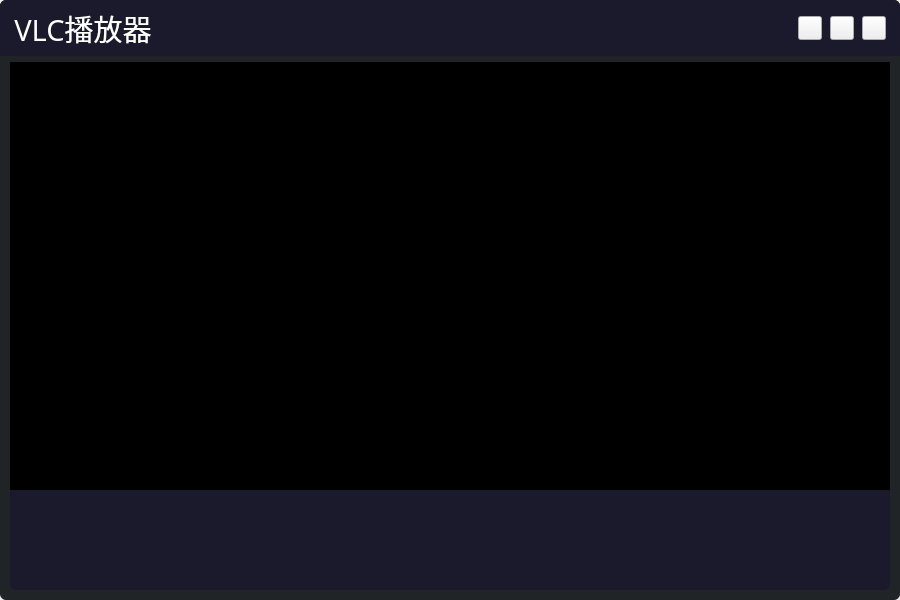
Before: the Qt Designer form vlcPlayer/vlcPlayer/vlcPlayer.ui in KikyoShaw/vlcPlayer, drawn with Qt 5.
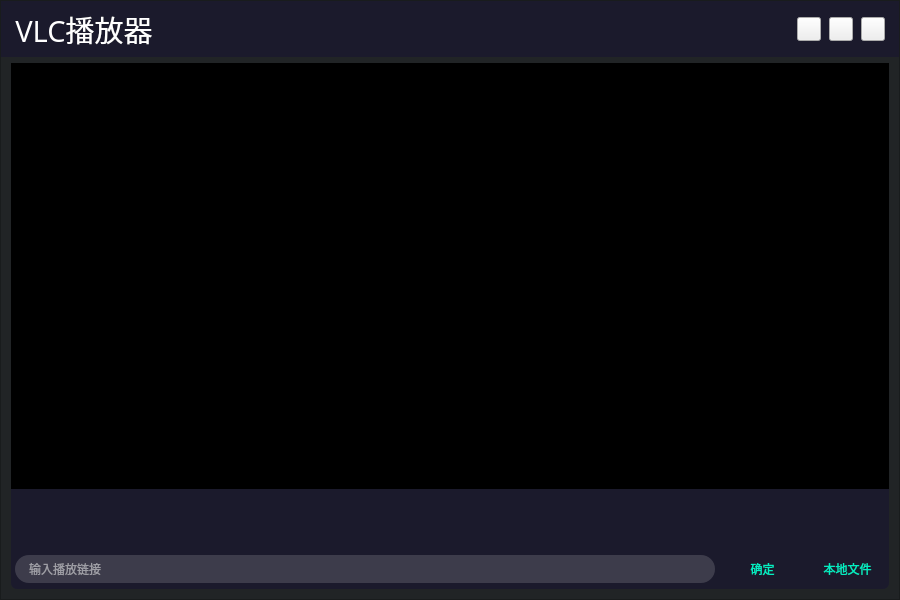
After: the same form once the commit is applied. Icons and pictures are not drawn. Custom widgets are drawn as their Qt base class.

Commit message: 接入vlc实现视频播放功能

```diff
--- a/vlcPlayer/vlcPlayer/vlcPlayer.ui
+++ b/vlcPlayer/vlcPlayer/vlcPlayer.ui
@@ -35,7 +35,6 @@
       <string notr="true">#frame
 {
 	background: #212426;
-	border-radius:6px;
 }</string>
      </property>
      <property name="frameShape">
@@ -75,8 +74,6 @@
          <string notr="true">#widget_top
 {
 	background-color: #1B1A2C;
-	border-top-left-radius:6px;
-	border-top-right-radius:6px;
 }</string>
         </property>
         <layout class="QHBoxLayout" name="horizontalLayout">
@@ -350,11 +347,7 @@
       <item>
        <widget class="QWidget" name="widget_video" native="true">
         <property name="styleSheet">
-         <string notr="true">#widget_video
-{
-	border-bottom-left-radius:6px;
-	border-bottom-right-radius:6px;
-}</string>
+         <string notr="true"/>
         </property>
         <layout class="QVBoxLayout" name="verticalLayout_3">
          <property name="spacing">
@@ -425,86 +418,129 @@
               <property name="minimumSize">
                <size>
                 <width>0</width>
-                <height>50</height>
+                <height>60</height>
                </size>
               </property>
               <property name="maximumSize">
                <size>
                 <width>16777215</width>
-                <height>50</height>
+                <height>60</height>
                </size>
               </property>
-              <layout class="QHBoxLayout" name="horizontalLayout_5">
+             </widget>
+            </item>
+            <item>
+             <widget class="QWidget" name="widget_title_main" native="true">
+              <property name="styleSheet">
+               <string notr="true">QPushButton
+{
+	border:none;
+	background-color:transparent;
+	font-size: 12px;
+	font-family: 微软雅黑;
+	color: #01EEC3;
+}
+
+QPushButton:hover
+{
+	border-radius:10px;
+	background-color: rgba(255, 255, 255, 0.2);
+	font-size: 12px;
+	font-family: 微软雅黑;
+	color: #01EEC3;
+}</string>
+              </property>
+              <layout class="QHBoxLayout" name="horizontalLayout_2">
                <property name="spacing">
-                <number>0</number>
+                <number>10</number>
                </property>
                <property name="leftMargin">
-                <number>16</number>
+                <number>4</number>
                </property>
                <property name="topMargin">
                 <number>0</number>
                </property>
                <property name="rightMargin">
-                <number>2</number>
+                <number>4</number>
                </property>
                <property name="bottomMargin">
                 <number>0</number>
                </property>
                <item>
-                <widget class="QLabel" name="label_videoName">
+                <widget class="QLineEdit" name="lineEdit_search">
                  <property name="minimumSize">
                   <size>
                    <width>0</width>
-                   <height>50</height>
+                   <height>28</height>
                   </size>
                  </property>
                  <property name="maximumSize">
                   <size>
                    <width>16777215</width>
-                   <height>50</height>
+                   <height>28</height>
                   </size>
                  </property>
                  <property name="styleSheet">
-                  <string notr="true">	font-size: 16px;
+                  <string notr="true">#lineEdit_search
+{
+	font-size: 12px;
 	font-family: 微软雅黑;
-	color: #01EEC3;</string>
+	color: rgba(255, 255, 255, 1);
+	background: rgba(255, 255, 255, 0.15);
+	border-radius: 14px;
+	padding-left:12px;
+	padding-right:24px;
+}</string>
                  </property>
+                 <property name="placeholderText">
+                  <string>输入播放链接</string>
+                 </property>
                 </widget>
                </item>
                <item>
-                <spacer name="horizontalSpacer_3">
-                 <property name="orientation">
-                  <enum>Qt::Horizontal</enum>
+                <widget class="QPushButton" name="pushButton_find">
+                 <property name="minimumSize">
+                  <size>
+                   <width>75</width>
+                   <height>28</height>
+                  </size>
                  </property>
-                 <property name="sizeHint" stdset="0">
+                 <property name="maximumSize">
                   <size>
-                   <width>839</width>
-                   <height>20</height>
+                   <width>75</width>
+                   <height>28</height>
                   </size>
                  </property>
-                </spacer>
+                 <property name="cursor">
+                  <cursorShape>PointingHandCursor</cursorShape>
+                 </property>
+                 <property name="text">
+                  <string>确定</string>
+                 </property>
+                </widget>
                </item>
-              </layout>
-             </widget>
-            </item>
-            <item>
-             <widget class="QWidget" name="widget_title_main" native="true">
-              <layout class="QVBoxLayout" name="verticalLayout_6">
-               <property name="spacing">
-                <number>0</number>
-               </property>
-               <property name="leftMargin">
-                <number>10</number>
-               </property>
-               <property name="topMargin">
-                <number>0</number>
-               </property>
-               <property name="rightMargin">
-                <number>10</number>
-               </property>
-               <property name="bottomMargin">
-                <number>0</number>
-               </property>
+               <item>
+                <widget class="QPushButton" name="pushButton_local">
+                 <property name="minimumSize">
+                  <size>
+                   <width>75</width>
+                   <height>28</height>
+                  </size>
+                 </property>
+                 <property name="maximumSize">
+                  <size>
+                   <width>75</width>
+                   <height>28</height>
+                  </size>
+                 </property>
+                 <property name="cursor">
+                  <cursorShape>PointingHandCursor</cursorShape>
+                 </property>
+                 <property name="text">
+                  <string>本地文件</string>
+                 </property>
+                </widget>
+               </item>
               </layout>
              </widget>
             </item>
@@ -520,6 +556,14 @@
   </layout>
  </widget>
  <layoutdefault spacing="6" margin="11"/>
+ <customwidgets>
+  <customwidget>
+   <class>VideoControls</class>
+   <extends>QWidget</extends>
+   <header location="global">videocontrols.h</header>
+   <container>1</container>
+  </customwidget>
+ </customwidgets>
  <resources>
   <include location="vlcPlayer.qrc"/>
  </resources>
```
Left out of the diff: 2 changed lines with no effect on the pictures. The commit also changes 477 other files.
